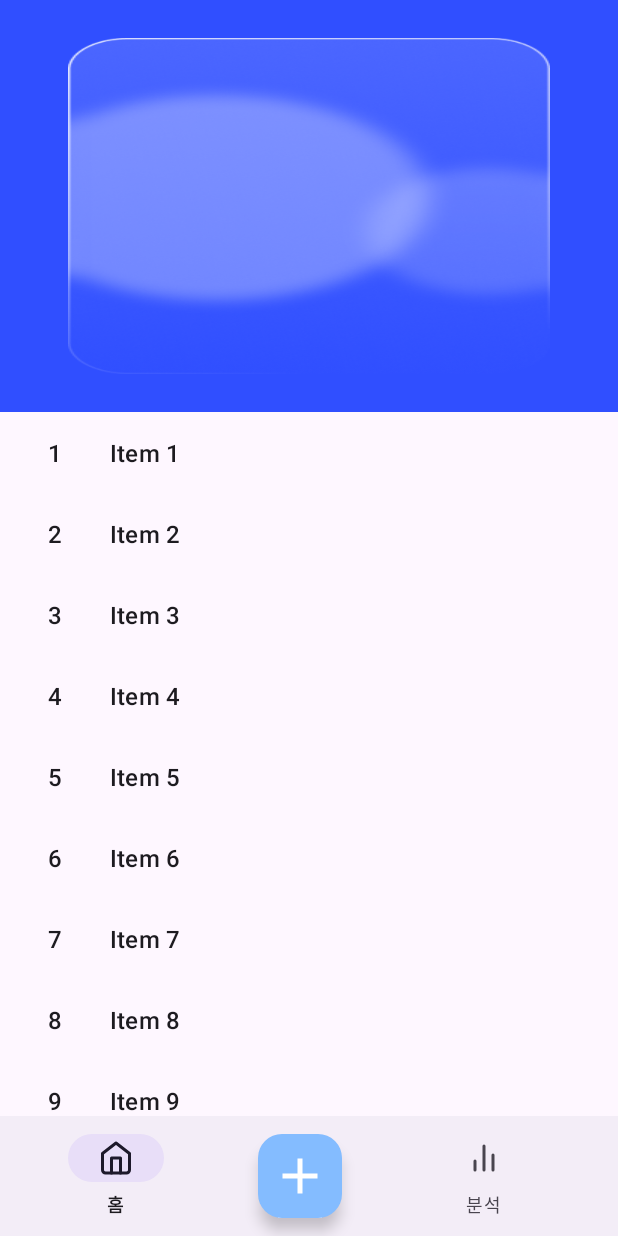
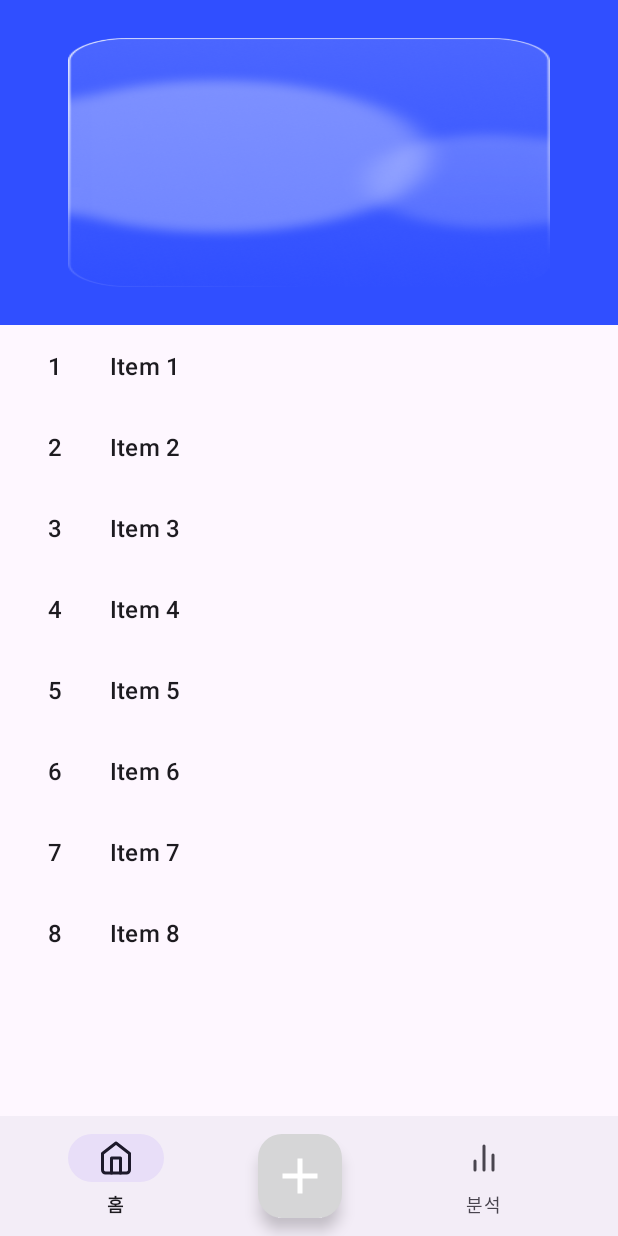
Before and after one commit to yunakoh/MoneyTracker, an Android app: the MainActivity screen opened directly, with no data from a screen before it, on a phone screen of 412 x 824 dp. Run offline under Robolectric (Android 15) with nearby library versions, the phone set to English and light mode, and no system bars.

Commit message:
Update activity_main.xml

```diff
--- a/app/src/main/res/layout/activity_main.xml
+++ b/app/src/main/res/layout/activity_main.xml
@@ -23,12 +23,7 @@
     <FrameLayout
         android:id="@+id/main_container"
         android:layout_width="match_parent"
-        android:layout_height="match_parent"/>
-        <!--android:layout_height="0dp"
-        app:layout_constraintBottom_toTopOf="@+id/bottomNavigationView"
-        app:layout_constraintEnd_toEndOf="@+id/bottomNavigationView"
-        app:layout_constraintStart_toStartOf="parent"
-        app:layout_constraintTop_toTopOf="parent"/> -->
+        android:layout_height="650dp"/>
 
     <com.google.android.material.bottomappbar.BottomAppBar
         android:id="@+id/bottomAppBar"
@@ -52,7 +47,7 @@
                 android:id="@+id/fab"
                 android:layout_width="wrap_content"
                 android:layout_height="wrap_content"
-                android:backgroundTint="@color/blue"
+                android:backgroundTint="@color/light_blue"
                 android:layout_gravity="center"
                 android:contentDescription="action button"
                 android:src="@drawable/baseline_add_24"
```
